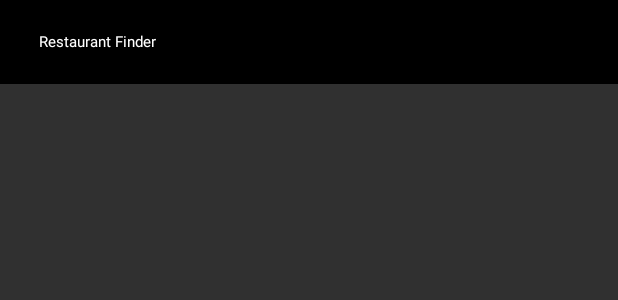
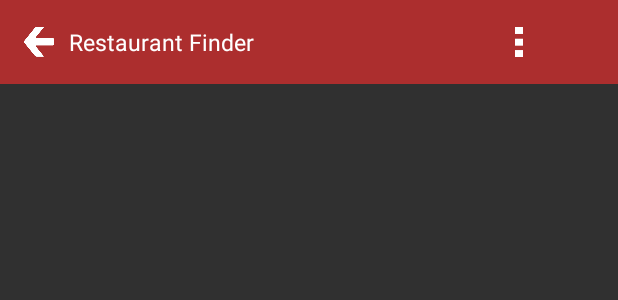
Before and after one commit to tanya-555/RestaurantFinder, an Android app: the layout landing_activity.xml on its own in the app's theme, with its tools: preview values and no code run, on a phone screen of 412 x 824 dp. Shown: the top 300 px of the screen. Run offline under Robolectric (Android 15) with nearby library versions, the phone set to English and light mode, and no system bars; plain views replace ChangeHandlerFrameLayout.

Commit message:
add back and options icons in toolbar

```diff
--- a/app/src/main/res/layout/landing_activity.xml
+++ b/app/src/main/res/layout/landing_activity.xml
@@ -9,16 +9,28 @@
         android:id="@+id/toolbar"
         android:layout_width="match_parent"
         android:layout_height="wrap_content"
-        android:background="@color/color_black"
+        android:background="@color/color_toolbar_bg"
         android:layout_alignParentTop="true">
+
+        <ImageView
+            android:layout_width="@dimen/size_20dp"
+            android:layout_height="@dimen/size_20dp"
+            android:background="@drawable/back" />
 
         <TextView
             android:layout_width="wrap_content"
             android:layout_height="wrap_content"
             android:padding="@dimen/size_10dp"
-            android:text="Restaurant Finder"
+            android:text="@string/restaurant_finder"
             android:textColor="@color/color_white"
-            android:textSize="@dimen/size_10dp" />
+            android:textSize="@dimen/size_15dp" />
+
+        <ImageView
+            android:layout_width="@dimen/size_5dp"
+            android:layout_height="@dimen/size_20dp"
+            android:background="@drawable/options"
+            android:layout_marginLeft="@dimen/size_180dp"
+            android:layout_marginStart="@dimen/size_180dp" />
 
     </androidx.appcompat.widget.Toolbar>
 
--- a/app/src/main/res/values/colors.xml
+++ b/app/src/main/res/values/colors.xml
@@ -7,4 +7,5 @@
     <color name="color_text_hint">#7ba39f</color>
     <color name="color_black">#000000</color>
     <color name="color_black_bg">#10100e</color>
+    <color name="color_toolbar_bg">#ac2e2e</color>
 </resources>
--- a/app/src/main/res/values/dimens.xml
+++ b/app/src/main/res/values/dimens.xml
@@ -11,4 +11,6 @@
     <dimen name="size_2dp">2dp</dimen>
     <dimen name="size_400dp">400dp</dimen>
     <dimen name="size_200dp">200dp</dimen>
+    <dimen name="size_15dp">15dp</dimen>
+    <dimen name="size_180dp">180dp</dimen>
 </resources>
--- a/app/src/main/res/values/strings.xml
+++ b/app/src/main/res/values/strings.xml
@@ -8,4 +8,5 @@
     <string name="text_continue">CONTINUE</string>
     <string name="enter_city">Enter city</string>
     <string name="search">SEARCH</string>
+    <string name="restaurant_finder">Restaurant Finder</string>
 </resources>
```
Also changed, not shown: app/src/main/res/drawable-v24/options.png (added).
